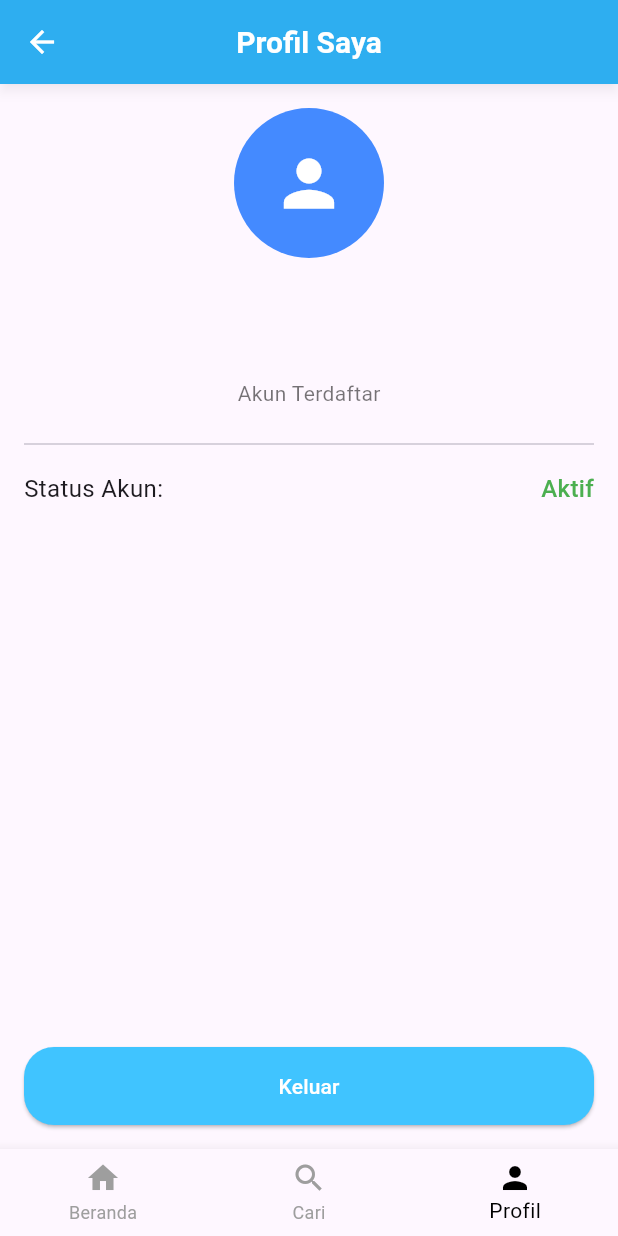
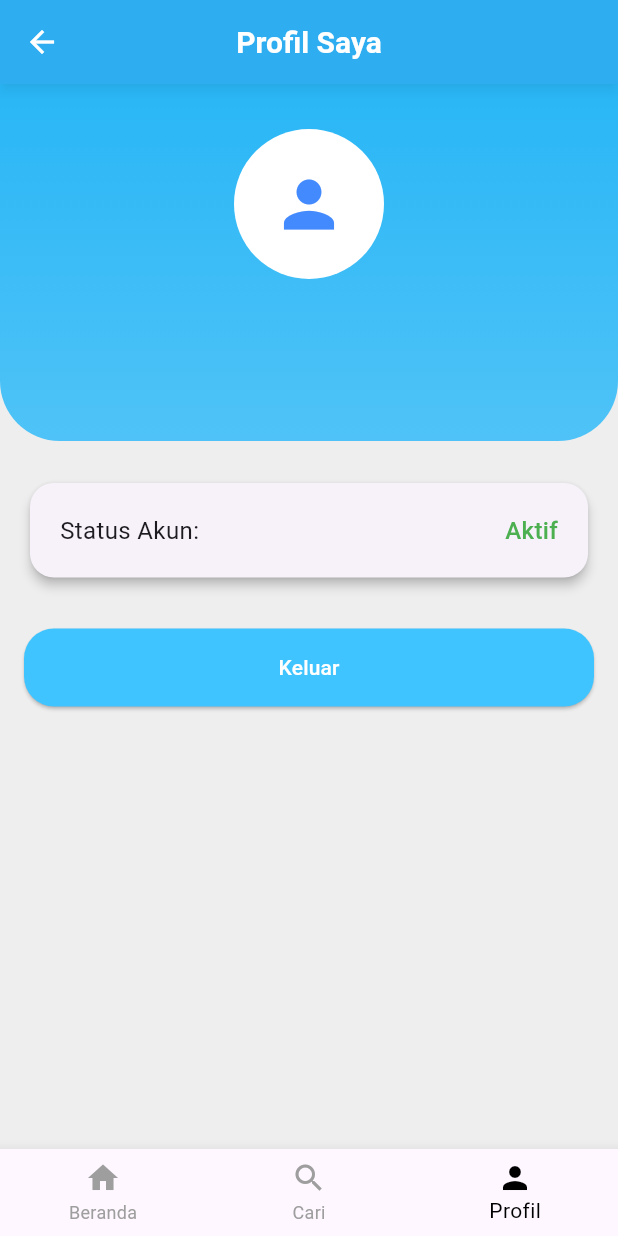
Before and after one commit to alifahfwzy/alianta_gostay, a Flutter app: the Profil screen opened directly, on a phone screen of 412 x 824 dp. Run offline on Flutter 3.47's test engine with Material 3 defaults, Android fonts, the phone set to English and light mode, and no system bars; our stand-ins replace shared_preferences, supabase_flutter; accounts and stored records are empty; network calls fail.

Commit message:
ubah lagi

```diff
--- a/lib/profil.dart
+++ b/lib/profil.dart
@@ -41,6 +41,7 @@ class _ProfilState extends State<Profil> {
   @override
   Widget build(BuildContext context) {
     return Scaffold(
+      backgroundColor: Colors.grey[200],
       appBar: AppBar(
         title: const Text(
           'Profil Saya',
@@ -56,40 +57,70 @@ class _ProfilState extends State<Profil> {
         elevation: 3,
         shadowColor: Colors.black26,
       ),
-      body: Padding(
-        padding: const EdgeInsets.all(16.0),
+      body: SingleChildScrollView(
+        child: Column(
+          children: [
+            // BAGIAN HEADER DENGAN GRADIENT
+            Container(
+              width: double.infinity,
+              padding: const EdgeInsets.symmetric(vertical: 30),
+              decoration: const BoxDecoration(
+                gradient: LinearGradient(
+                  colors: [Color(0xFF29B6F6), Color(0xFF4FC3F7)],
+                  begin: Alignment.topCenter,
+                  end: Alignment.bottomCenter,
+                ),
+                borderRadius: BorderRadius.only(
+                  bottomLeft: Radius.circular(40),
+                  bottomRight: Radius.circular(40),
+                ),
+              ),
               child: Column(
                 children: [
                   const CircleAvatar(
                     radius: 50,
-              backgroundColor: Colors.blueAccent,
+                    backgroundColor: Colors.white,
                     child: Icon(
                       Icons.person,
                       size: 50,
-                color: Colors.white,
+                      color: Colors.blueAccent,
                     ),
                   ),
                   const SizedBox(height: 16),
                   Text(
                     _namaPengguna,
                     style: const TextStyle(
-                fontSize: 20,
+                      fontSize: 22,
                       fontWeight: FontWeight.bold,
+                      color: Colors.white,
                     ),
                   ),
                   const SizedBox(height: 8),
                   Text(
                     _email,
-              style: const TextStyle(fontSize: 16, color: Colors.grey),
+                    style: const TextStyle(
+                      fontSize: 16,
+                      color: Colors.white70,
                     ),
-            const SizedBox(height: 4),
-            const Text(
-              'Akun Terdaftar',
-              style: TextStyle(fontSize: 14, color: Colors.black54),
                   ),
-            const SizedBox(height: 16),
-            const Divider(thickness: 1),
-            const SizedBox(height: 10),
+                ],
+              ),
+            ),
+
+            const SizedBox(height: 24),
+
+            // KARTU INFORMASI AKUN
+            Padding(
+              padding: const EdgeInsets.symmetric(horizontal: 16),
+              child: Card(
+                elevation: 3,
+                shape: RoundedRectangleBorder(
+                  borderRadius: BorderRadius.circular(16),
+                ),
+                child: Padding(
+                  padding: const EdgeInsets.all(20),
+                  child: Column(
+                    children: [
                       Row(
                         mainAxisAlignment: MainAxisAlignment.spaceBetween,
                         children: const [
@@ -104,8 +135,18 @@ class _ProfilState extends State<Profil> {
                           ),
                         ],
                       ),
-            const Spacer(),
-            SizedBox(
+                    ],
+                  ),
+                ),
+              ),
+            ),
+
+            const SizedBox(height: 30),
+
+            // TOMBOL KELUAR
+            Padding(
+              padding: const EdgeInsets.symmetric(horizontal: 16),
+              child: SizedBox(
                 width: double.infinity,
                 child: ElevatedButton(
                   style: ElevatedButton.styleFrom(
@@ -134,9 +175,14 @@ class _ProfilState extends State<Profil> {
                   ),
                 ),
               ),
+            ),
+
+            const SizedBox(height: 30),
           ],
         ),
       ),
+
+      // NAVIGASI BAWAH
       bottomNavigationBar: BottomNavigationBar(
         currentIndex: 2,
         selectedItemColor: Colors.black,
```
Lines whose indentation alone changed are shown as unchanged.
